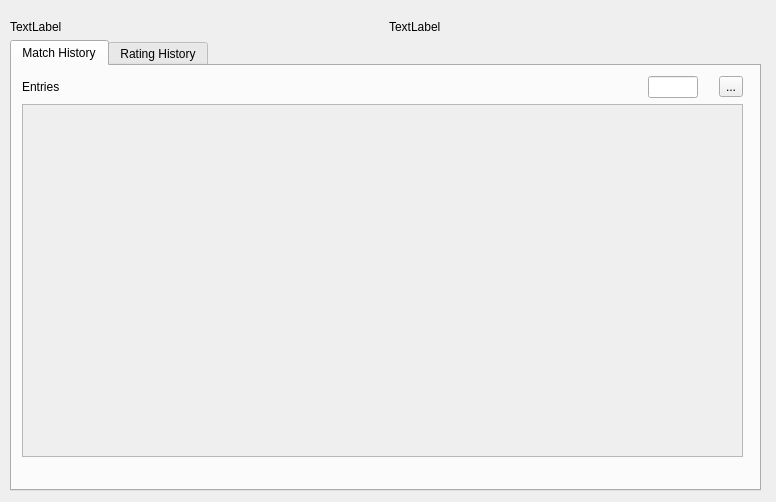
The window that data/ui_prototyping/analytics_window.ui (oohjio/Aoe2-Dashboard) describes before a commit, drawn with Qt 5.
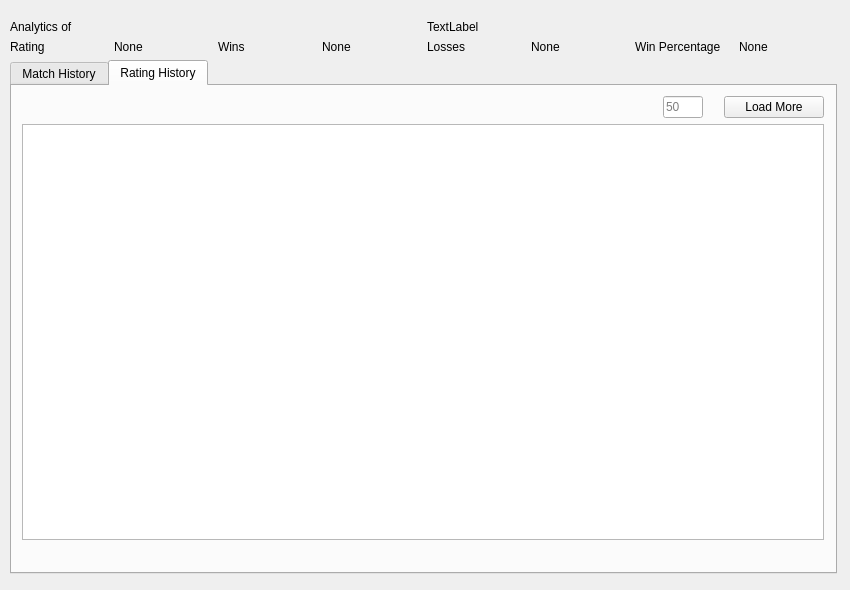
The same window after the commit. The open tabs and pages were chosen to show the change.

Commit message: wip, civ icons in Analytics

Diff of the .ui file:
```diff
--- a/data/ui_prototyping/analytics_window.ui
+++ b/data/ui_prototyping/analytics_window.ui
@@ -6,35 +6,35 @@
    <rect>
     <x>0</x>
     <y>0</y>
-    <width>776</width>
-    <height>502</height>
+    <width>850</width>
+    <height>590</height>
    </rect>
   </property>
+  <property name="minimumSize">
+   <size>
+    <width>850</width>
+    <height>560</height>
+   </size>
+  </property>
   <property name="windowTitle">
    <string>Form</string>
   </property>
-  <widget class="QWidget" name="">
+  <widget class="QWidget" name="layoutWidget">
    <property name="geometry">
     <rect>
      <x>10</x>
      <y>20</y>
-     <width>751</width>
-     <height>471</height>
+     <width>827</width>
+     <height>554</height>
     </rect>
    </property>
-   <layout class="QVBoxLayout" name="verticalLayout">
+   <layout class="QVBoxLayout" name="toplevel_v_layout">
     <item>
      <layout class="QHBoxLayout" name="horizontalLayout">
       <item>
        <widget class="QLabel" name="play_displ_label">
-        <property name="sizePolicy">
-         <sizepolicy hsizetype="Minimum" vsizetype="Minimum">
-          <horstretch>0</horstretch>
-          <verstretch>0</verstretch>
-         </sizepolicy>
-        </property>
         <property name="text">
-         <string>TextLabel</string>
+         <string>Analytics of</string>
         </property>
        </widget>
       </item>
@@ -48,24 +48,99 @@
      </layout>
     </item>
     <item>
-     <widget class="QTabWidget" name="tabWidget">
+     <layout class="QHBoxLayout" name="player_data_h_layout">
+      <item>
+       <widget class="QLabel" name="pd_displ_rating_label">
+        <property name="minimumSize">
+         <size>
+          <width>98</width>
+          <height>0</height>
+         </size>
+        </property>
+        <property name="text">
+         <string>Rating</string>
+        </property>
+       </widget>
+      </item>
+      <item>
+       <widget class="QLabel" name="pd_rating_label">
+        <property name="text">
+         <string>None</string>
+        </property>
+       </widget>
+      </item>
+      <item alignment="Qt::AlignLeft">
+       <widget class="QLabel" name="pd_displ_wins_label">
+        <property name="text">
+         <string>Wins</string>
+        </property>
+       </widget>
+      </item>
+      <item>
+       <widget class="QLabel" name="pd_wins_label">
+        <property name="text">
+         <string>None</string>
+        </property>
+       </widget>
+      </item>
+      <item>
+       <widget class="QLabel" name="pd_displ_losses_label">
+        <property name="text">
+         <string>Losses</string>
+        </property>
+       </widget>
+      </item>
+      <item>
+       <widget class="QLabel" name="pd_losses_label">
+        <property name="text">
+         <string>None</string>
+        </property>
+       </widget>
+      </item>
+      <item>
+       <widget class="QLabel" name="pd_displ_winperc_label">
+        <property name="text">
+         <string>Win Percentage</string>
+        </property>
+       </widget>
+      </item>
+      <item>
+       <widget class="QLabel" name="pd_winperc_label">
+        <property name="text">
+         <string>None</string>
+        </property>
+       </widget>
+      </item>
+     </layout>
+    </item>
+    <item>
+     <widget class="QTabWidget" name="tab_widget">
+      <property name="minimumSize">
+       <size>
+        <width>825</width>
+        <height>500</height>
+       </size>
+      </property>
+      <property name="tabPosition">
+       <enum>QTabWidget::North</enum>
+      </property>
       <property name="currentIndex">
        <number>0</number>
       </property>
-      <widget class="QWidget" name="match_histrory_tab">
+      <widget class="QWidget" name="match_history_tab">
        <attribute name="title">
         <string>Match History</string>
        </attribute>
-       <widget class="QWidget" name="">
+       <widget class="QWidget" name="layoutWidget_3">
         <property name="geometry">
          <rect>
           <x>10</x>
           <y>10</y>
-          <width>721</width>
-          <height>381</height>
+          <width>802</width>
+          <height>444</height>
          </rect>
         </property>
-        <layout class="QVBoxLayout" name="verticalLayout_2">
+        <layout class="QVBoxLayout" name="mh_tab_v_layout_4">
          <item>
           <layout class="QHBoxLayout" name="horizontalLayout_2">
            <property name="sizeConstraint">
@@ -74,21 +149,23 @@
            <property name="leftMargin">
             <number>0</number>
            </property>
-           <item>
-            <widget class="QLabel" name="label">
-             <property name="text">
-              <string>Entries</string>
-             </property>
-            </widget>
-           </item>
            <item alignment="Qt::AlignRight">
             <widget class="QLineEdit" name="lineEdit">
              <property name="maximumSize">
               <size>
-               <width>50</width>
+               <width>40</width>
                <height>16777215</height>
               </size>
              </property>
+             <property name="inputMask">
+              <string/>
+             </property>
+             <property name="text">
+              <string/>
+             </property>
+             <property name="placeholderText">
+              <string>50</string>
+             </property>
             </widget>
            </item>
            <item>
@@ -108,16 +185,28 @@
             </spacer>
            </item>
            <item>
-            <widget class="QToolButton" name="toolButton">
+            <widget class="QPushButton" name="mh_tab_load_more_button_4">
+             <property name="maximumSize">
+              <size>
+               <width>100</width>
+               <height>16777215</height>
+              </size>
+             </property>
              <property name="text">
-              <string>...</string>
+              <string>Load More</string>
              </property>
             </widget>
            </item>
           </layout>
          </item>
          <item>
-          <widget class="QScrollArea" name="scrollArea">
+          <widget class="QScrollArea" name="mh_tab_scroll_area_4">
+           <property name="minimumSize">
+            <size>
+             <width>800</width>
+             <height>400</height>
+            </size>
+           </property>
            <property name="horizontalScrollBarPolicy">
             <enum>Qt::ScrollBarAlwaysOff</enum>
            </property>
@@ -129,8 +218,8 @@
              <rect>
               <x>0</x>
               <y>0</y>
-              <width>715</width>
-              <height>333</height>
+              <width>796</width>
+              <height>396</height>
              </rect>
             </property>
            </widget>
@@ -139,10 +228,90 @@
         </layout>
        </widget>
       </widget>
-      <widget class="QWidget" name="player_rating_history_tab">
+      <widget class="QWidget" name="rating_history_tab">
        <attribute name="title">
         <string>Rating History</string>
        </attribute>
+       <widget class="QWidget" name="layoutWidget_2">
+        <property name="geometry">
+         <rect>
+          <x>10</x>
+          <y>10</y>
+          <width>802</width>
+          <height>444</height>
+         </rect>
+        </property>
+        <layout class="QVBoxLayout" name="mh_tab_v_layout">
+         <item>
+          <layout class="QHBoxLayout" name="rh_tab_bar_h_layout">
+           <property name="sizeConstraint">
+            <enum>QLayout::SetDefaultConstraint</enum>
+           </property>
+           <property name="leftMargin">
+            <number>0</number>
+           </property>
+           <item alignment="Qt::AlignRight">
+            <widget class="QLineEdit" name="rh_tab_load_line_edit">
+             <property name="maximumSize">
+              <size>
+               <width>40</width>
+               <height>16777215</height>
+              </size>
+             </property>
+             <property name="inputMask">
+              <string/>
+             </property>
+             <property name="text">
+              <string/>
+             </property>
+             <property name="placeholderText">
+              <string>50</string>
+             </property>
+            </widget>
+           </item>
+           <item>
+            <spacer name="rht_tab_bar_spacer">
+             <property name="orientation">
+              <enum>Qt::Horizontal</enum>
+             </property>
+             <property name="sizeType">
+              <enum>QSizePolicy::Fixed</enum>
+             </property>
+             <property name="sizeHint" stdset="0">
+              <size>
+               <width>15</width>
+               <height>20</height>
+              </size>
+             </property>
+            </spacer>
+           </item>
+           <item>
+            <widget class="QPushButton" name="rh_tab_load_more_button">
+             <property name="maximumSize">
+              <size>
+               <width>100</width>
+               <height>16777215</height>
+              </size>
+             </property>
+             <property name="text">
+              <string>Load More</string>
+             </property>
+            </widget>
+           </item>
+          </layout>
+         </item>
+         <item>
+          <widget class="QGraphicsView" name="mh_tab_graphics_view">
+           <property name="minimumSize">
+            <size>
+             <width>800</width>
+             <height>400</height>
+            </size>
+           </property>
+          </widget>
+         </item>
+        </layout>
+       </widget>
       </widget>
      </widget>
     </item>
```
Left out of the diff: 16 changed lines with no effect on the pictures. The commit also changes 60 other files.
